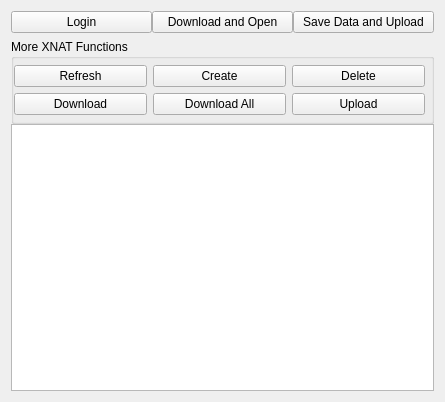
First picture: the form in Code/Gui/MITK/Plugins/uk.ac.ucl.cmic.xnat/src/internal/XnatBrowserWidget.ui, repository NifTK/NifTK, before the edit.
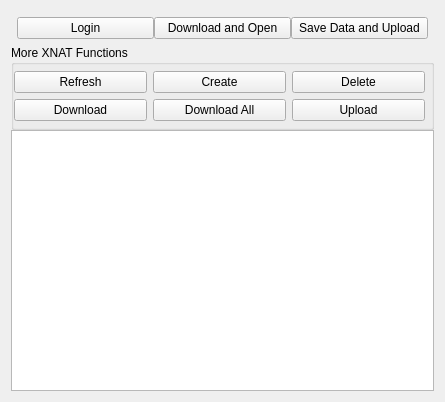
Second picture: the form after the edit. Custom widgets are drawn as their Qt base class.

Diff of the .ui file:
```diff
--- a/Code/Gui/MITK/Plugins/uk.ac.ucl.cmic.xnat/src/internal/XnatBrowserWidget.ui
+++ b/Code/Gui/MITK/Plugins/uk.ac.ucl.cmic.xnat/src/internal/XnatBrowserWidget.ui
@@ -22,7 +22,7 @@
    </property>
    <item>
     <layout class="QGridLayout" name="gridLayout">
-     <property name="bottomMargin">
+     <property name="margin">
       <number>6</number>
      </property>
      <item row="0" column="0">
```
Left out of the diff: 12 changed lines with no effect on the pictures.
